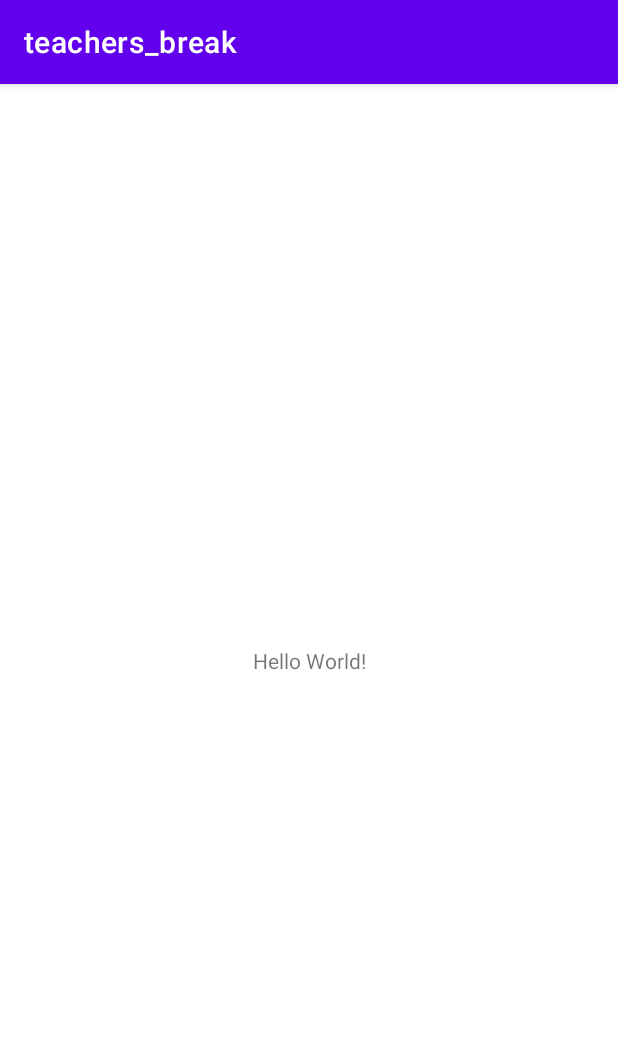
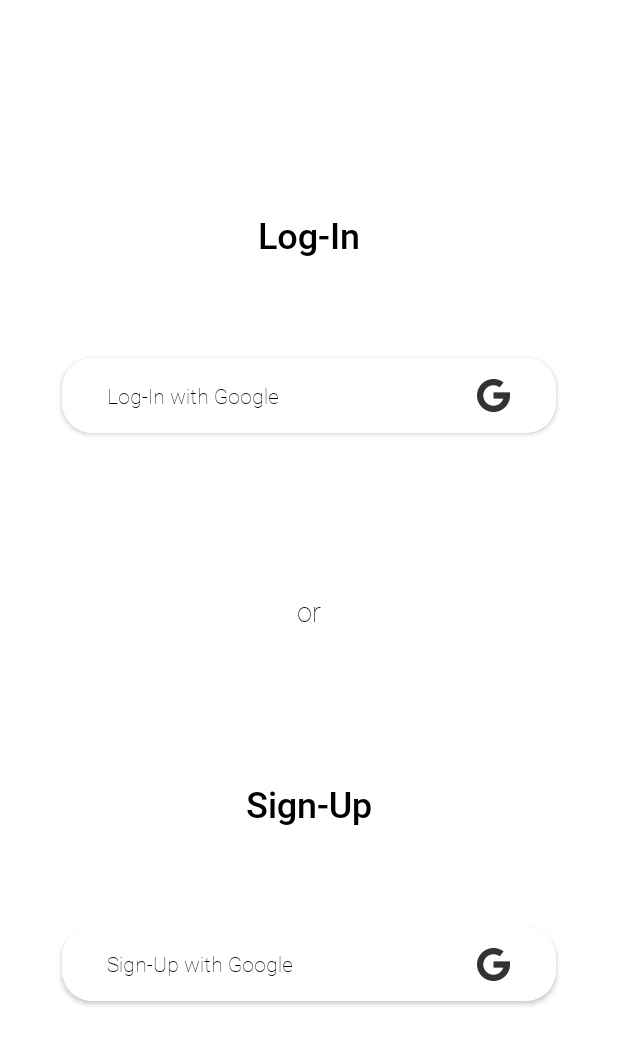
Before and after one commit to vishal206/TeachersBreak, an Android app: the screen it shows after launch (MainActivity before the commit, login after it), on a phone screen of 412 x 824 dp. Shown: the top 1045 px of the screen. Run offline under Robolectric (Android 15) with nearby library versions, the phone set to English and light mode, and no system bars.

Commit message:
login page(front-end) completed

```diff
--- a/app/src/main/AndroidManifest.xml
+++ b/app/src/main/AndroidManifest.xml
@@ -9,13 +9,16 @@
         android:roundIcon="@mipmap/ic_launcher_round"
         android:supportsRtl="true"
         android:theme="@style/Theme.Teachers_break">
-        <activity android:name=".MainActivity">
+        <activity android:name=".login">
             <intent-filter>
                 <action android:name="android.intent.action.MAIN" />
 
                 <category android:name="android.intent.category.LAUNCHER" />
             </intent-filter>
         </activity>
+        <activity android:name=".MainActivity">
+
+        </activity>
     </application>
 
 </manifest>
--- /dev/null
+++ b/app/src/main/java/com/example/teachers_break/login.java
@@ -0,0 +1,14 @@
+package com.example.teachers_break;
+
+import androidx.appcompat.app.AppCompatActivity;
+
+import android.os.Bundle;
+
+public class login extends AppCompatActivity {
+
+    @Override
+    protected void onCreate(Bundle savedInstanceState) {
+        super.onCreate(savedInstanceState);
+        setContentView(R.layout.activity_login);
+    }
+}
--- /dev/null
+++ b/app/src/main/res/drawable/my_button.xml
@@ -0,0 +1,6 @@
+<?xml version="1.0" encoding="utf-8"?>
+<shape xmlns:android="http://schemas.android.com/apk/res/android" android:shape="rectangle">
+    <solid android:color="@color/white"/>
+    <corners android:radius="20dp"/>
+
+</shape>
--- /dev/null
+++ b/app/src/main/res/layout/activity_login.xml
@@ -0,0 +1,180 @@
+<?xml version="1.0" encoding="utf-8"?>
+<androidx.constraintlayout.widget.ConstraintLayout xmlns:android="http://schemas.android.com/apk/res/android"
+    xmlns:app="http://schemas.android.com/apk/res-auto"
+    xmlns:tools="http://schemas.android.com/tools"
+    android:layout_width="match_parent"
+    android:layout_height="match_parent"
+    android:background="@color/white"
+    tools:context=".login">
+
+    <TextView
+        android:layout_width="0dp"
+        android:layout_height="0dp"
+        android:autoSizeTextType="uniform"
+        android:fontFamily="@font/roboto_medium"
+        android:gravity="center"
+        android:text="Sign-Up"
+        android:textColor="@color/black"
+        app:layout_constraintBottom_toTopOf="@+id/guideline14"
+        app:layout_constraintEnd_toStartOf="@+id/guideline3"
+        app:layout_constraintStart_toStartOf="@+id/guideline2"
+        app:layout_constraintTop_toTopOf="@+id/guideline7" />
+
+    <androidx.appcompat.widget.AppCompatButton
+        android:layout_width="0dp"
+        android:layout_height="0dp"
+        android:background="@drawable/my_button"
+        android:drawableRight="@drawable/ic_action_name"
+        android:fontFamily="@font/roboto_thin"
+        android:gravity="center_vertical"
+        android:paddingHorizontal="30dp"
+        android:text="Sign-Up with Google"
+        android:textAllCaps="false"
+        android:textColor="@color/black"
+        app:layout_constraintBottom_toTopOf="@+id/guideline9"
+        app:layout_constraintEnd_toStartOf="@+id/guideline3"
+        app:layout_constraintStart_toStartOf="@+id/guideline2"
+        app:layout_constraintTop_toTopOf="@+id/guideline8" />
+
+    <TextView
+        android:layout_width="0dp"
+        android:layout_height="0dp"
+        android:autoSizeTextType="uniform"
+        android:fontFamily="@font/roboto_medium"
+        android:gravity="center"
+        android:text="Log-In"
+        android:textColor="@color/black"
+        app:layout_constraintBottom_toTopOf="@+id/guideline15"
+        app:layout_constraintEnd_toStartOf="@+id/guideline3"
+        app:layout_constraintStart_toStartOf="@+id/guideline2"
+        app:layout_constraintTop_toTopOf="@+id/guideline16" />
+
+    <androidx.appcompat.widget.AppCompatButton
+        android:id="@+id/appCompatButton"
+        android:layout_width="0dp"
+        android:layout_height="0dp"
+        android:background="@drawable/my_button"
+        android:drawableRight="@drawable/ic_action_name"
+        android:fontFamily="@font/roboto_thin"
+        android:gravity="center_vertical"
+        android:paddingHorizontal="30dp"
+        android:text="Log-In with Google"
+        android:textAllCaps="false"
+        android:textColor="@color/black"
+        app:layout_constraintBottom_toTopOf="@+id/guideline5"
+        app:layout_constraintEnd_toStartOf="@+id/guideline3"
+        app:layout_constraintStart_toStartOf="@+id/guideline2"
+        app:layout_constraintTop_toTopOf="@+id/guideline6" />
+
+    <TextView
+        android:layout_width="0dp"
+        android:layout_height="0dp"
+        android:fontFamily="@font/roboto_thin"
+        android:text="or"
+        android:textColor="@color/black"
+        android:gravity="center"
+        android:autoSizeTextType="uniform"
+        app:layout_constraintBottom_toTopOf="@+id/guideline10"
+        app:layout_constraintEnd_toStartOf="@+id/guideline13"
+        app:layout_constraintStart_toStartOf="@+id/guideline12"
+        app:layout_constraintTop_toTopOf="@+id/guideline11" />
+
+    <androidx.constraintlayout.widget.Guideline
+        android:id="@+id/guideline2"
+        android:layout_width="wrap_content"
+        android:layout_height="wrap_content"
+        android:orientation="vertical"
+        app:layout_constraintGuide_percent="0.1" />
+
+    <androidx.constraintlayout.widget.Guideline
+        android:id="@+id/guideline12"
+        android:layout_width="wrap_content"
+        android:layout_height="wrap_content"
+        android:orientation="vertical"
+        app:layout_constraintGuide_percent="0.45" />
+
+    <androidx.constraintlayout.widget.Guideline
+        android:id="@+id/guideline13"
+        android:layout_width="wrap_content"
+        android:layout_height="wrap_content"
+        android:orientation="vertical"
+        app:layout_constraintGuide_percent="0.55" />
+
+    <androidx.constraintlayout.widget.Guideline
+        android:id="@+id/guideline3"
+        android:layout_width="wrap_content"
+        android:layout_height="wrap_content"
+        android:orientation="vertical"
+        app:layout_constraintGuide_percent="0.9" />
+
+    <androidx.constraintlayout.widget.Guideline
+        android:id="@+id/guideline10"
+        android:layout_width="wrap_content"
+        android:layout_height="wrap_content"
+        android:orientation="horizontal"
+        app:layout_constraintGuide_percent="0.51" />
+
+    <androidx.constraintlayout.widget.Guideline
+        android:id="@+id/guideline11"
+        android:layout_width="wrap_content"
+        android:layout_height="wrap_content"
+        android:orientation="horizontal"
+        app:layout_constraintGuide_percent="0.48" />
+
+    <androidx.constraintlayout.widget.Guideline
+        android:id="@+id/guideline5"
+        android:layout_width="wrap_content"
+        android:layout_height="wrap_content"
+        android:orientation="horizontal"
+        app:layout_constraintGuide_percent="0.35" />
+
+    <androidx.constraintlayout.widget.Guideline
+        android:id="@+id/guideline7"
+        android:layout_width="wrap_content"
+        android:layout_height="wrap_content"
+        android:orientation="horizontal"
+        app:layout_constraintGuide_percent="0.63" />
+
+    <androidx.constraintlayout.widget.Guideline
+        android:id="@+id/guideline14"
+        android:layout_width="wrap_content"
+        android:layout_height="wrap_content"
+        android:orientation="horizontal"
+        app:layout_constraintGuide_percent="0.67" />
+
+    <androidx.constraintlayout.widget.Guideline
+        android:id="@+id/guideline8"
+        android:layout_width="wrap_content"
+        android:layout_height="wrap_content"
+        android:orientation="horizontal"
+        app:layout_constraintGuide_percent="0.75" />
+
+    <androidx.constraintlayout.widget.Guideline
+        android:id="@+id/guideline9"
+        android:layout_width="wrap_content"
+        android:layout_height="wrap_content"
+        android:orientation="horizontal"
+        app:layout_constraintGuide_percent="0.81" />
+
+    <androidx.constraintlayout.widget.Guideline
+        android:id="@+id/guideline6"
+        android:layout_width="wrap_content"
+        android:layout_height="wrap_content"
+        android:orientation="horizontal"
+        app:layout_constraintGuide_percent="0.29" />
+
+    <androidx.constraintlayout.widget.Guideline
+        android:id="@+id/guideline15"
+        android:layout_width="wrap_content"
+        android:layout_height="wrap_content"
+        android:orientation="horizontal"
+        app:layout_constraintGuide_percent="0.21" />
+
+    <androidx.constraintlayout.widget.Guideline
+        android:id="@+id/guideline16"
+        android:layout_width="wrap_content"
+        android:layout_height="wrap_content"
+        android:orientation="horizontal"
+        app:layout_constraintGuide_percent="0.17" />
+
+</androidx.constraintlayout.widget.ConstraintLayout>
--- a/app/src/main/res/values-night/themes.xml
+++ b/app/src/main/res/values-night/themes.xml
@@ -1,6 +1,6 @@
 <resources xmlns:tools="http://schemas.android.com/tools">
     <!-- Base application theme. -->
-    <style name="Theme.Teachers_break" parent="Theme.MaterialComponents.DayNight.DarkActionBar">
+    <style name="Theme.Teachers_break" parent="Theme.MaterialComponents.DayNight.NoActionBar">
         <!-- Primary brand color. -->
         <item name="colorPrimary">@color/purple_200</item>
         <item name="colorPrimaryVariant">@color/purple_700</item>
@@ -10,7 +10,7 @@
         <item name="colorSecondaryVariant">@color/teal_200</item>
         <item name="colorOnSecondary">@color/black</item>
         <!-- Status bar color. -->
-        <item name="android:statusBarColor" tools:targetApi="l">?attr/colorPrimaryVariant</item>
+        <item name="android:statusBarColor" tools:targetApi="l">@color/white</item>
         <!-- Customize your theme here. -->
     </style>
 </resources>
--- a/app/src/main/res/values/themes.xml
+++ b/app/src/main/res/values/themes.xml
@@ -1,6 +1,6 @@
 <resources xmlns:tools="http://schemas.android.com/tools">
     <!-- Base application theme. -->
-    <style name="Theme.Teachers_break" parent="Theme.MaterialComponents.DayNight.DarkActionBar">
+    <style name="Theme.Teachers_break" parent="Theme.MaterialComponents.DayNight.NoActionBar">
         <!-- Primary brand color. -->
         <item name="colorPrimary">@color/purple_500</item>
         <item name="colorPrimaryVariant">@color/purple_700</item>
@@ -10,7 +10,7 @@
         <item name="colorSecondaryVariant">@color/teal_700</item>
         <item name="colorOnSecondary">@color/black</item>
         <!-- Status bar color. -->
-        <item name="android:statusBarColor" tools:targetApi="l">?attr/colorPrimaryVariant</item>
+        <item name="android:statusBarColor" tools:targetApi="l">@color/white</item>
         <!-- Customize your theme here. -->
     </style>
 </resources>
```
Also changed, not shown: app/src/main/res/drawable-hdpi/ic_action_name.png (added), app/src/main/res/drawable-mdpi/ic_action_name.png (added), app/src/main/res/drawable-xhdpi/ic_action_name.png (added), app/src/main/res/drawable-xxhdpi/ic_action_name.png (added), app/src/main/res/drawable-xxxhdpi/ic_action_name.png (added), app/src/main/res/drawable/google.png (added), app/src/main/res/drawable/house.png (added), app/src/main/res/drawable/music.png (added), app/src/main/res/drawable/shuffle.png (added), app/src/main/res/drawable/user.png (added), app/src/main/res/font/roboto_bold.ttf (added), app/src/main/res/font/roboto_medium.ttf (added), app/src/main/res/font/roboto_thin.ttf (added).
